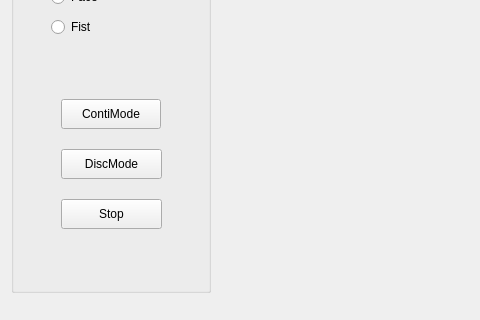
Old version of the form CamShake/CamShake/camshake.ui in the repository yl-1993/CamShake; both pictures show x 0 to 480 and y 229 to 549 of the 868 by 549 pixel window.
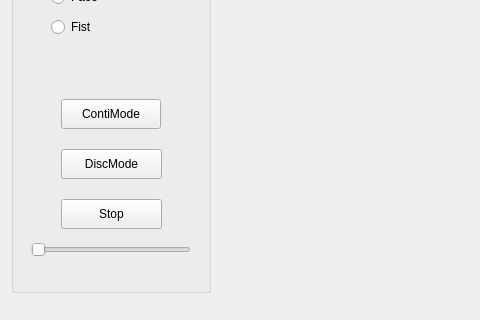
New version of the form. Icons and pictures are not drawn. Custom widgets are drawn as their Qt base class.

Commit message: add slider bar

```diff
--- a/CamShake/CamShake/camshake.ui
+++ b/CamShake/CamShake/camshake.ui
@@ -299,6 +299,19 @@
          <string>Fist</string>
         </property>
        </widget>
+       <widget class="QSlider" name="horizontalSlider">
+        <property name="geometry">
+         <rect>
+          <x>20</x>
+          <y>440</y>
+          <width>160</width>
+          <height>22</height>
+         </rect>
+        </property>
+        <property name="orientation">
+         <enum>Qt::Horizontal</enum>
+        </property>
+       </widget>
       </widget>
      </widget>
     </item>
```
Left out of the diff: 22 changed lines with no effect on the pictures. The commit also changes 4 other files.
